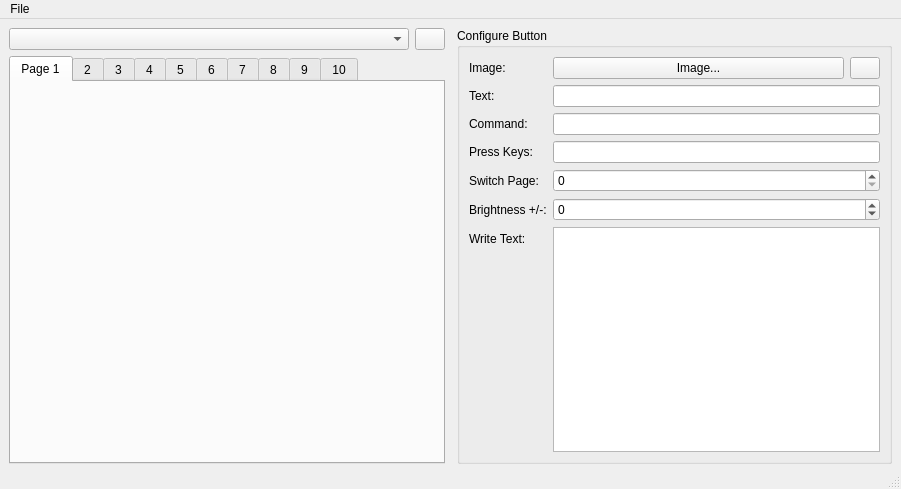
The window that streamdeck_ui/main.ui (timothycrosley/streamdeck-ui) describes before a commit, drawn with Qt 5.
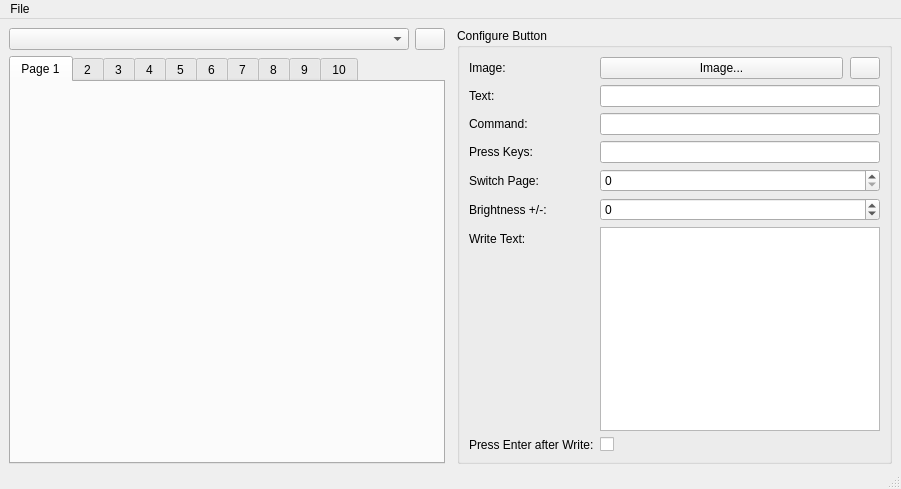
The same window after the commit. Icons and pictures are not drawn.

Commit message: Feature: Pressing Enter after write now as checkbox

```diff
--- a/streamdeck_ui/main.ui
+++ b/streamdeck_ui/main.ui
@@ -217,7 +217,7 @@
              <item row="0" column="1">
               <layout class="QHBoxLayout" name="horizontalLayout_2">
                <property name="spacing">
-                <number>6</number>
+                <number>7</number>
                </property>
                <item>
                 <widget class="QPushButton" name="imageButton">
@@ -328,6 +328,16 @@
              <item row="6" column="1">
               <widget class="QPlainTextEdit" name="write"/>
              </item>
+              <item row="7" column="0">
+              <widget class="QLabel" name="label_enter">
+               <property name="text">
+                <string>Press Enter after Write:</string>
+               </property>
+              </widget>
+             </item>
+             <item row="7" column="1">
+              <widget class="QCheckBox" name="enter_after_write"/>
+             </item>
             </layout>
            </item>
           </layout>
```
The commit also changes 5 other files.
